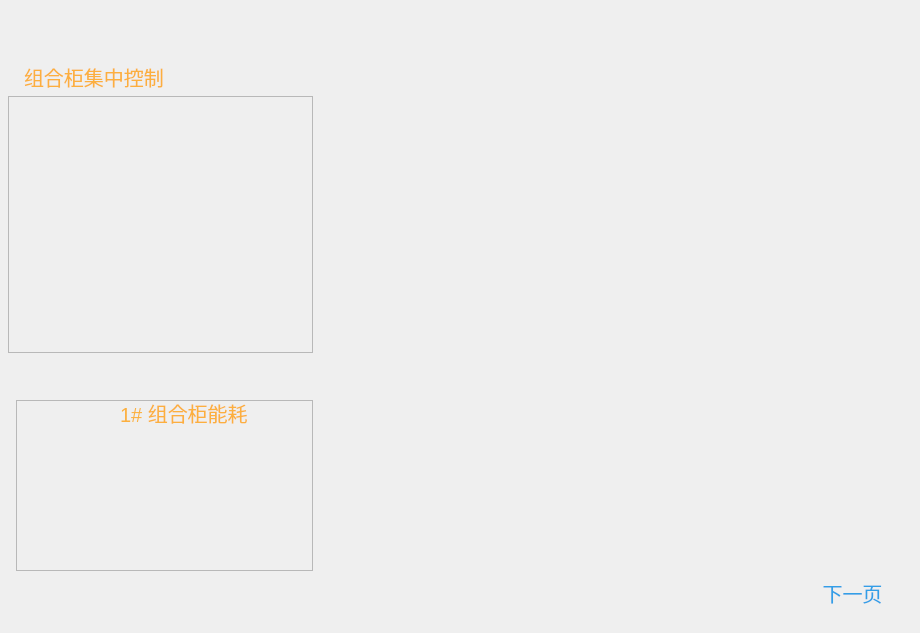
The window that Window/Page/modularairpage.ui (caosq/ChickenFarm) describes before a commit, drawn with Qt 5.
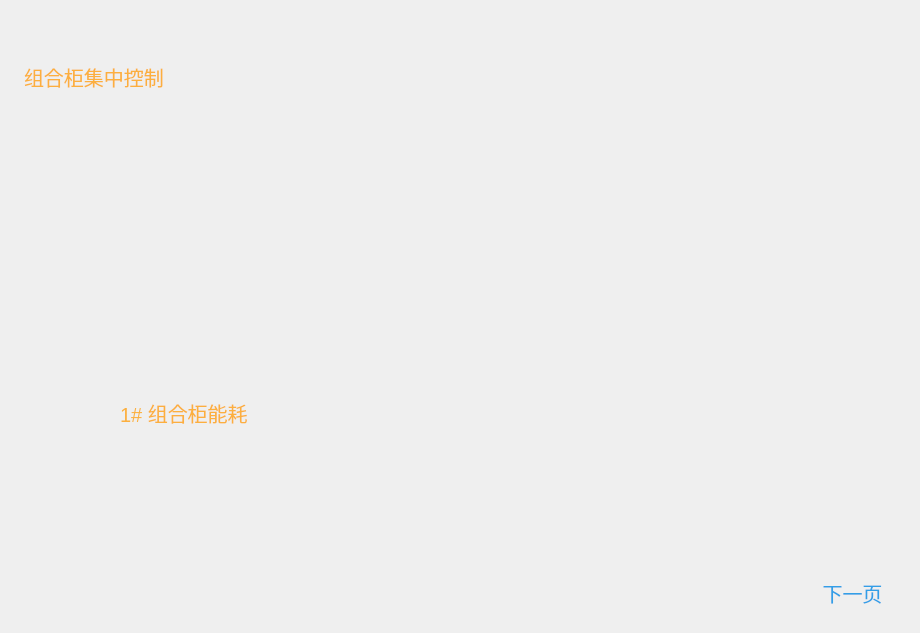
The same window after the commit. Icons and pictures are not drawn.

Patch:
```diff
--- a/Window/Page/modularairpage.ui
+++ b/Window/Page/modularairpage.ui
@@ -13,6 +13,9 @@
   <property name="windowTitle">
    <string>Form</string>
   </property>
+  <property name="styleSheet">
+   <string notr="true">border-style:none;</string>
+  </property>
   <widget class="QFrame" name="frame_1">
    <property name="geometry">
     <rect>
@@ -184,7 +187,8 @@
    </property>
    <property name="styleSheet">
     <string notr="true">#frame{
-border-image: url(:/UI/Widget/System_Air_2.png);}</string>
+border-image: url(:/UI/Widget/System_Air_2.png);
+background:transparent;}</string>
    </property>
    <property name="frameShape">
     <enum>QFrame::StyledPanel</enum>
@@ -202,6 +206,9 @@
      <height>545</height>
     </rect>
    </property>
+   <property name="styleSheet">
+    <string notr="true"/>
+   </property>
   </widget>
   <widget class="QPushButton" name="pushButton">
    <property name="geometry">
```
